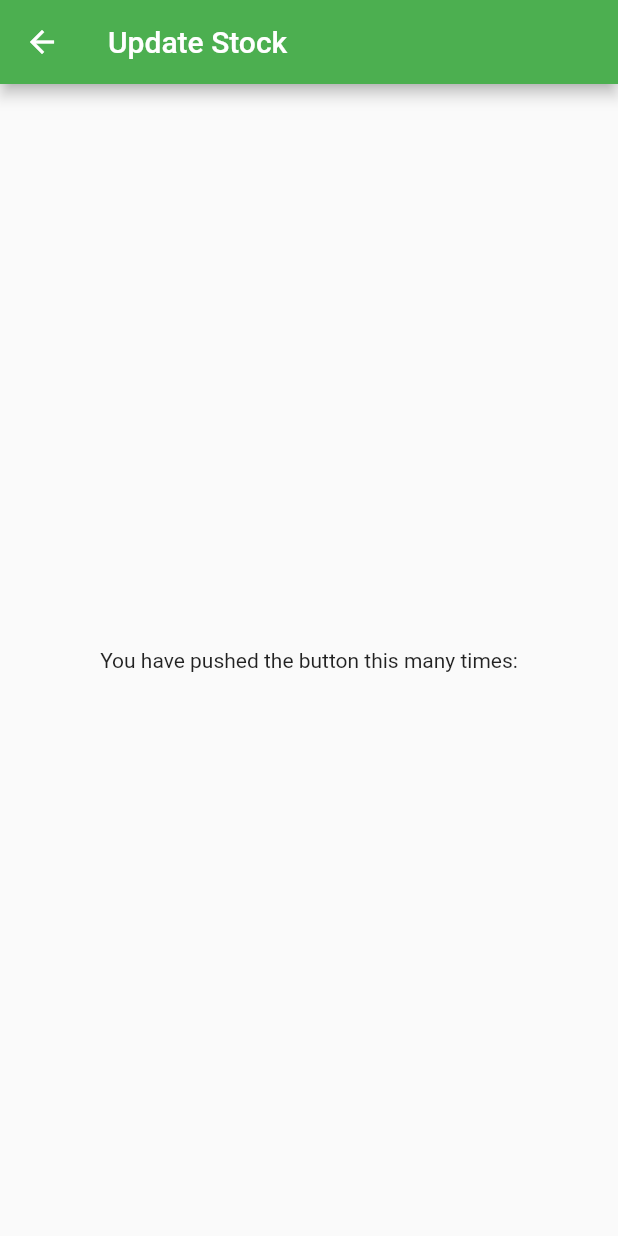
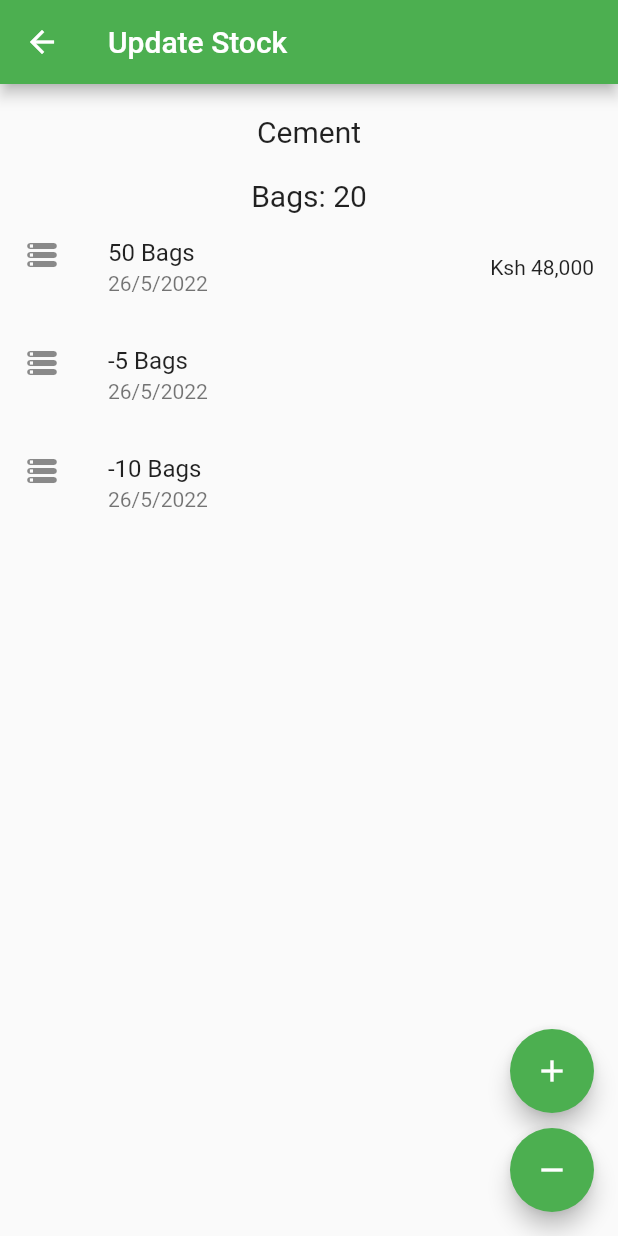
Before and after one commit to wilsonanyonga/bejoy_construction, a Flutter app: the StockUpdate screen opened by its route, on a phone screen of 412 x 824 dp. Run offline on Flutter 3.47's test engine with Material 2 defaults, Android fonts, the phone set to English and light mode, and no system bars; our stand-ins replace bloc, cool_alert, equatable, flutter_bloc, go_router and 2 more; missing offline and left inert: dart:ffi, flutter_launcher_icons; accounts and stored records are empty.

Commit message:
Update stock_update.dart

```diff
--- a/lib/screens/stock_update.dart
+++ b/lib/screens/stock_update.dart
@@ -1,24 +1,86 @@
 import 'package:flutter/material.dart';
 
 class StockUpdate extends StatelessWidget {
+  // var id;
   const StockUpdate({Key? key}) : super(key: key);
 
   @override
   Widget build(BuildContext context) {
+    // var id;
     return Scaffold(
       appBar: AppBar(
         title: const Text('Update Stock'),
       ),
-      body: Center(
+      body: SingleChildScrollView(
+        child: Center(
           child: Column(
+            // mainAxisSize: MainAxisSize.max,
             mainAxisAlignment: MainAxisAlignment.center,
+            crossAxisAlignment: CrossAxisAlignment.center,
             children: const [
+              // Padding(padding: EdgeInsets.all(20),
+              // child: Column(
+
+              // ),),
+              SizedBox(height: 20),
               Text(
-              'You have pushed the button this many times:',
+                'Cement',
+                // textAlign: TextAlign.center,
+                style: TextStyle(fontSize: 20),
+              ),
+              SizedBox(height: 20),
+              Text(
+                'Bags: 20',
+                // textAlign: TextAlign.center,
+                style: TextStyle(fontSize: 20),
+              ),
+              ListTile(
+                leading: Icon(Icons.storage_rounded),
+                title: Text('50 Bags'),
+                subtitle: Text('26/5/2022'),
+                trailing: Text('Ksh 48,000'),
+                // onTap: () {},
+              ),
+              ListTile(
+                leading: Icon(Icons.storage_rounded),
+                title: Text('-5 Bags'),
+                subtitle: Text('26/5/2022'),
+                // trailing: Text('Ksh 48,000'),
+                // onTap: () {},
+              ),
+              ListTile(
+                leading: Icon(Icons.storage_rounded),
+                title: Text('-10 Bags'),
+                subtitle: Text('26/5/2022'),
+                // trailing: Text('Ksh 48,000'),
+                // onTap: () {},
               ),
             ],
           ),
         ),
+      ),
+      floatingActionButton: Column(
+        mainAxisAlignment: MainAxisAlignment.end,
+        children: [
+          FloatingActionButton(
+            onPressed: () {
+              // id = '1';
+              // Navigator.pushNamed(context, '/stock_update_form');
+            },
+            tooltip: 'Add Stock',
+            child: const Icon(Icons.add),
+          ),
+          const SizedBox(height: 10),
+          FloatingActionButton(
+            onPressed: () {
+              // id = '1';
+              // Navigator.pushNamed(context, '/stock_update_form');
+            },
+            tooltip: 'Reduce Stock',
+            child: const Icon(Icons.remove),
+          ),
+        ],
+      ),
     );
   }
 }
```
Lines whose indentation alone changed are shown as unchanged.
